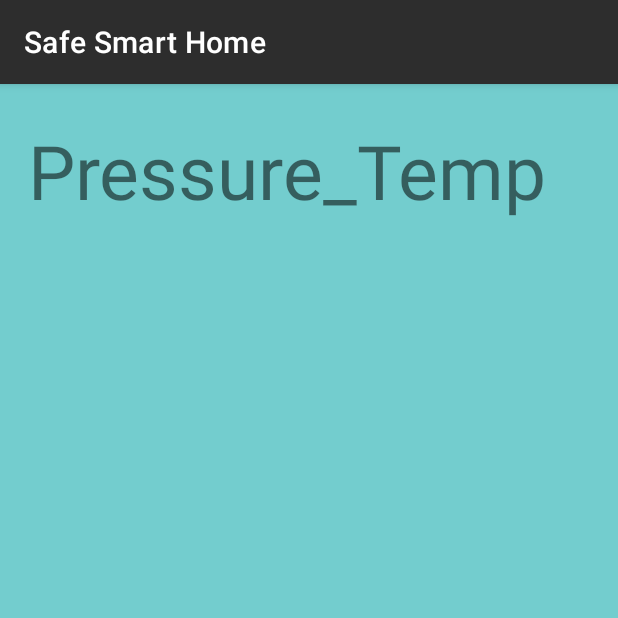
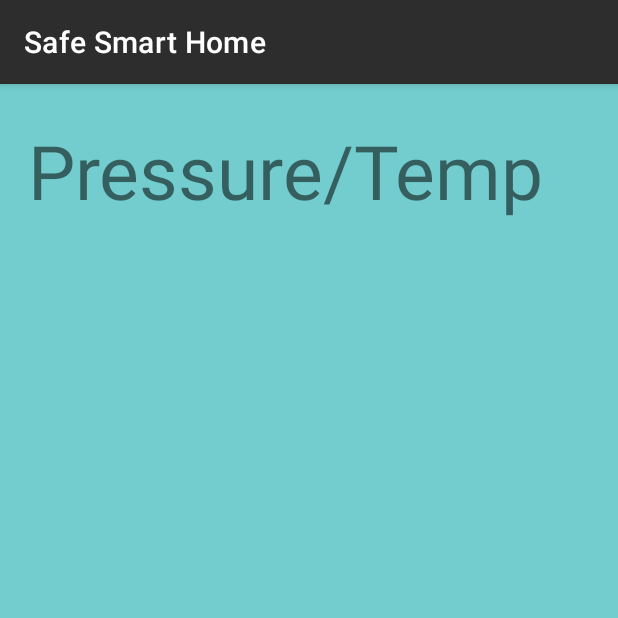
Before and after one commit to ETS-Android5/SAFESMARTHOME, an Android app: the Pressure_Temp screen opened directly, with no data from a screen before it, on a phone screen of 412 x 824 dp, the top half of it. Run offline under Robolectric (Android 15) with nearby library versions, the phone set to English and light mode, and no system bars; our stand-ins replace Firebase (no records; nobody signed in at launch, a user with empty details on screens opened directly); Roboto replaces fonts that are not available here.

Commit message:
Replaced underscore with slash on the heading between Pressure and Temp.

```diff
--- a/SMARTHOME/src/main/res/layout/activity_pressure_temp.xml
+++ b/SMARTHOME/src/main/res/layout/activity_pressure_temp.xml
@@ -44,7 +44,7 @@
         android:layout_width="374dp"
         android:layout_height="106dp"
         android:layout_marginTop="4dp"
-        android:text="Pressure_Temp"
+        android:text="Pressure/Temp"
         android:textSize="50dp"
         app:layout_constraintEnd_toEndOf="parent"
         app:layout_constraintHorizontal_bias="1.0"
```
Also changed, not shown: 5 other files.
